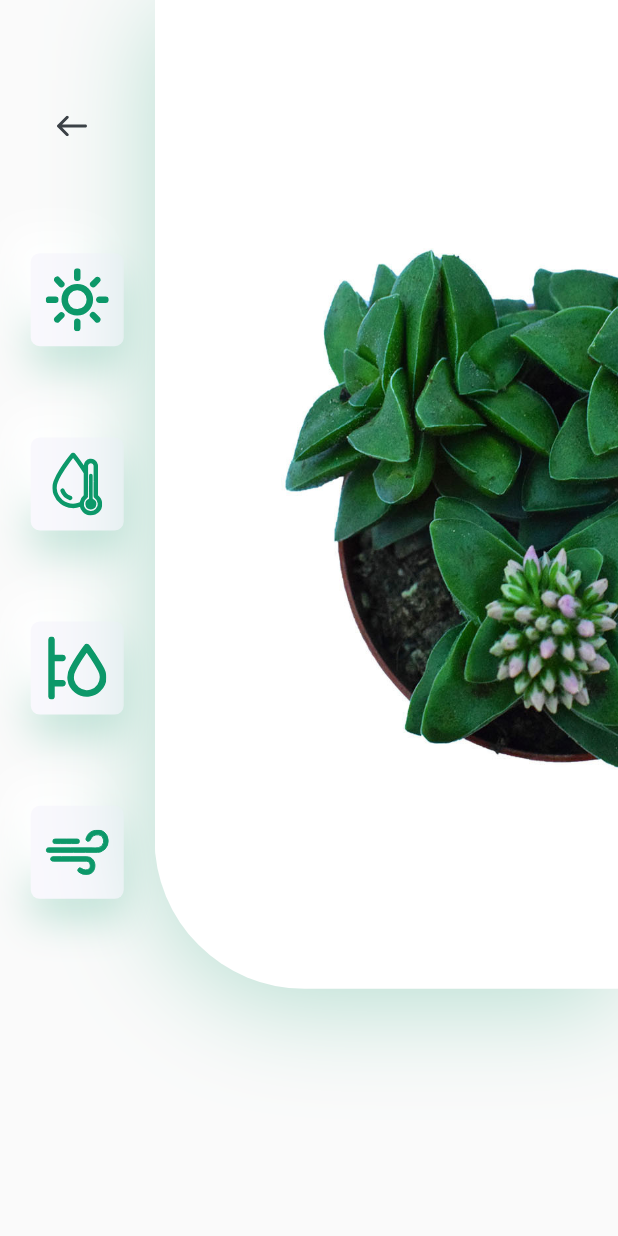
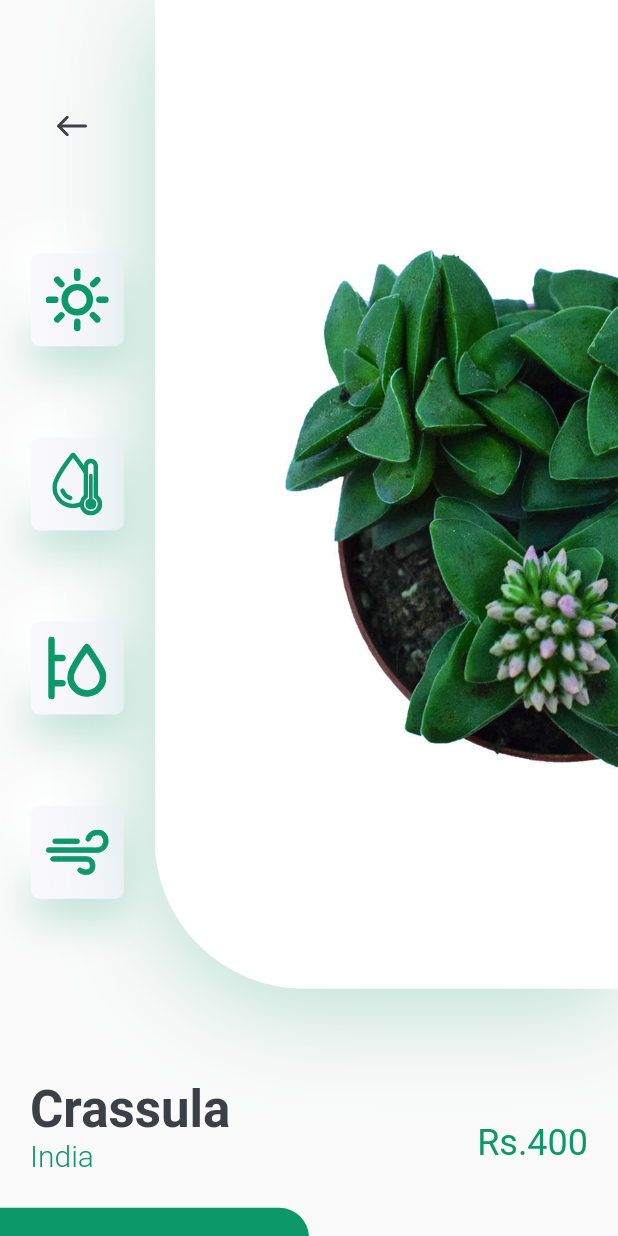
Before and after one commit to Saajonsayrest/Plant_Shop, a Flutter app: the DetailsScreen screen opened directly, on a phone screen of 412 x 824 dp. Run offline on Flutter 3.47's test engine with Material 2 defaults, Android fonts, the phone set to English and light mode, and no system bars; our stand-ins replace flutter_svg.

Commit message:
2nd commit

```diff
--- a/lib/screens/details/components/body.dart
+++ b/lib/screens/details/components/body.dart
@@ -1,8 +1,7 @@
 import 'package:flutter/material.dart';
-import 'package:flutter_svg/flutter_svg.dart';
-import 'package:plant_app/constants.dart';
+import 'package:plant_app/screens/details/components/title_with_more_btn.dart';
 
-import 'icon_cards.dart';
+import '../../../constants.dart';
 import 'images_and_icons.dart';
 
 class Body extends StatelessWidget {
@@ -15,6 +14,40 @@ class Body extends StatelessWidget {
       child: Column(
         children: [
           ImageAndIcons(size: size),
+          TitleAndPrice(title: "Crassula", country: "India", price: 400),
+          Row(
+            children: [
+              SizedBox(
+                width: size.width / 2,
+                height: 85,
+                child: TextButton(
+                  // style: TextButton.styleFrom(
+                  //   backgroundColor: kPrimaryColor,
+                  //   primary: Colors.white,
+                  // ),
+                  style: TextButton.styleFrom(
+                    backgroundColor: kPrimaryColor,
+                    primary: Colors.white,
+                    shape: RoundedRectangleBorder(
+                      borderRadius:
+                          BorderRadius.only(topRight: Radius.circular(20)),
+                    ),
+                  ),
+
+                  onPressed: () {},
+                  child: Text(
+                    "Buy Now",
+                    style: TextStyle(color: Colors.white, fontSize: 16.0),
+                  ),
+                ),
+              ),
+              Expanded(
+                  child: TextButton(
+                onPressed: () {},
+                child: Text("Description"),
+              ))
+            ],
+          )
         ],
       ),
     );
--- /dev/null
+++ b/lib/screens/details/components/title_with_more_btn.dart
@@ -0,0 +1,51 @@
+import 'package:flutter/material.dart';
+
+import '../../../constants.dart';
+
+class TitleAndPrice extends StatelessWidget {
+  const TitleAndPrice({
+    Key? key,
+    required this.title,
+    required this.country,
+    required this.price,
+  }) : super(key: key);
+
+  final String title, country;
+  final int price;
+
+  @override
+  Widget build(BuildContext context) {
+    return Padding(
+      padding: const EdgeInsets.symmetric(horizontal: kDefaultPadding),
+      child: Row(
+        children: [
+          RichText(
+              text: TextSpan(children: [
+            TextSpan(
+              text: "$title\n",
+              style: Theme.of(context)
+                  .textTheme
+                  .headline4
+                  ?.copyWith(color: kTextColor, fontWeight: FontWeight.bold),
+            ),
+            TextSpan(
+                text: "$country\n",
+                style: TextStyle(
+                  fontSize: 20,
+                  fontWeight: FontWeight.w300,
+                  color: kPrimaryColor,
+                )),
+          ])),
+          Spacer(),
+          Text(
+            "\Rs.$price",
+            style: Theme.of(context)
+                .textTheme
+                .headline5
+                ?.copyWith(color: kPrimaryColor),
+          )
+        ],
+      ),
+    );
+  }
+}
```
